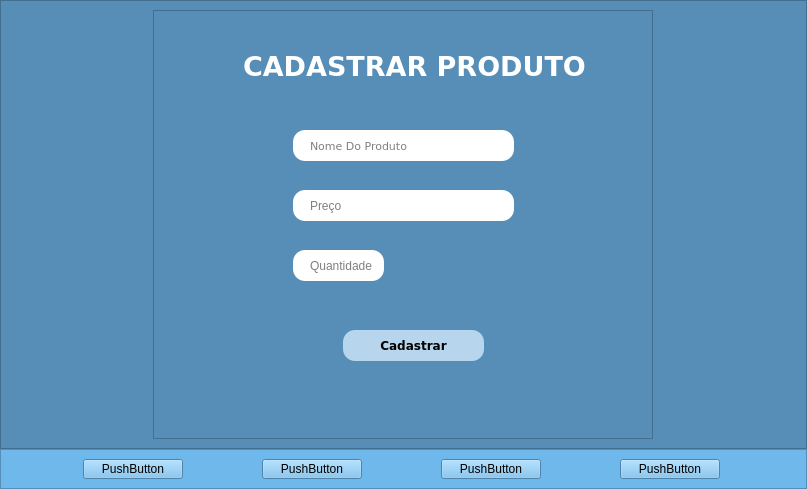
Erick-Bueno/Sistema_Cantina, file src/tela_cantina.ui: the form before one commit.
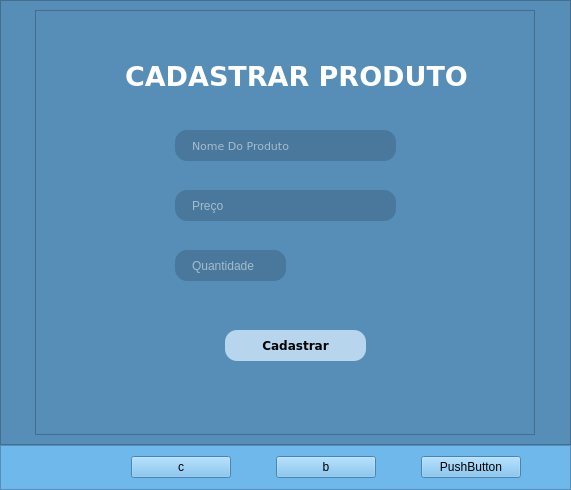
The form after the commit. Icons and pictures are not drawn.

Commit message: implementada algumas animações na interface

The edit to the form file:
```diff
--- a/src/tela_cantina.ui
+++ b/src/tela_cantina.ui
@@ -6,8 +6,8 @@
    <rect>
     <x>0</x>
     <y>0</y>
-    <width>807</width>
-    <height>489</height>
+    <width>571</width>
+    <height>490</height>
    </rect>
   </property>
   <property name="sizePolicy">
@@ -86,9 +86,11 @@
            </font>
           </property>
           <property name="styleSheet">
-           <string notr="true">QLineEdit{background-color: rgb(255, 255, 255);
+           <string notr="true">QLineEdit{
+	background-color: rgb(73, 120, 156);
 border-radius: 12px;
 padding-left: 15px;
+color: white;
 }
 
 QLineEdit:focus{
@@ -109,9 +111,11 @@
            </rect>
           </property>
           <property name="styleSheet">
-           <string notr="true">QLineEdit{background-color: rgb(255, 255, 255);
+           <string notr="true">QLineEdit{
+	background-color: rgb(73, 120, 156);
 border-radius: 12px;
 padding-left: 15px;
+color: white;
 }
 
 QLineEdit:focus{
@@ -127,14 +131,16 @@
            <rect>
             <x>140</x>
             <y>240</y>
-            <width>91</width>
+            <width>111</width>
             <height>31</height>
            </rect>
           </property>
           <property name="styleSheet">
-           <string notr="true">QLineEdit{background-color: rgb(255, 255, 255);
+           <string notr="true">QLineEdit{
+	background-color: rgb(73, 120, 156);
 border-radius: 12px;
-padding-left:15px;
+padding-left: 15px;
+color: white;
 }
 
 QLineEdit:focus{
@@ -184,7 +190,7 @@
           <property name="geometry">
            <rect>
             <x>90</x>
-            <y>40</y>
+            <y>50</y>
             <width>342</width>
             <height>32</height>
            </rect>
@@ -214,7 +220,7 @@
       <property name="maximumSize">
        <size>
         <width>16777215</width>
-        <height>40</height>
+        <height>45</height>
        </size>
       </property>
       <property name="styleSheet">
@@ -227,16 +233,57 @@
        <enum>QFrame::Raised</enum>
       </property>
       <layout class="QGridLayout" name="gridLayout_2">
+       <property name="leftMargin">
+        <number>0</number>
+       </property>
+       <property name="topMargin">
+        <number>0</number>
+       </property>
+       <property name="rightMargin">
+        <number>0</number>
+       </property>
+       <property name="bottomMargin">
+        <number>0</number>
+       </property>
+       <property name="spacing">
+        <number>0</number>
+       </property>
        <item row="0" column="0">
         <widget class="QPushButton" name="pushButton_2">
          <property name="maximumSize">
           <size>
-           <width>100</width>
-           <height>16777215</height>
+           <width>40</width>
+           <height>45</height>
           </size>
          </property>
+         <property name="styleSheet">
+          <string notr="true">QPushButton:focus{
+	
+	background-color: rgb(87, 146, 186);
+	border-radius: 5px;
+	
+	
+	
+
+	
+	
+}
+QPushButton{
+	Border: none;
+}</string>
+         </property>
          <property name="text">
-          <string>PushButton</string>
+          <string/>
+         </property>
+         <property name="icon">
+          <iconset>
+           <normaloff>:/newPrefix/produtos.png</normaloff>:/newPrefix/produtos.png</iconset>
+         </property>
+         <property name="iconSize">
+          <size>
+           <width>40</width>
+           <height>40</height>
+          </size>
          </property>
         </widget>
        </item>
@@ -249,20 +296,7 @@
           </size>
          </property>
          <property name="text">
-          <string>PushButton</string>
-         </property>
-        </widget>
-       </item>
-       <item row="0" column="1">
-        <widget class="QPushButton" name="pushButton_3">
-         <property name="maximumSize">
-          <size>
-           <width>100</width>
-           <height>16777215</height>
-          </size>
-         </property>
-         <property name="text">
-          <string>PushButton</string>
+          <string>b</string>
          </property>
         </widget>
        </item>
@@ -279,6 +313,19 @@
          </property>
         </widget>
        </item>
+       <item row="0" column="1">
+        <widget class="QPushButton" name="pushButton_3">
+         <property name="maximumSize">
+          <size>
+           <width>100</width>
+           <height>16777215</height>
+          </size>
+         </property>
+         <property name="text">
+          <string>c</string>
+         </property>
+        </widget>
+       </item>
       </layout>
      </widget>
     </item>
```
Left out of the diff: 23 changed lines with no effect on the pictures.
